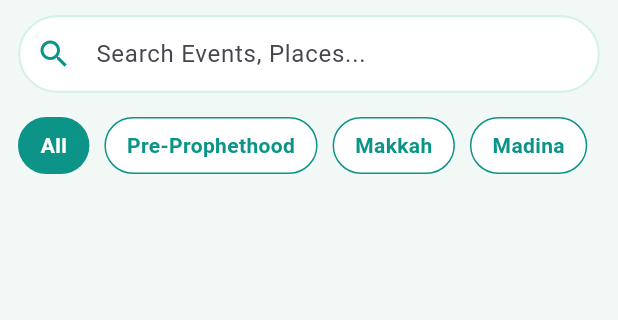
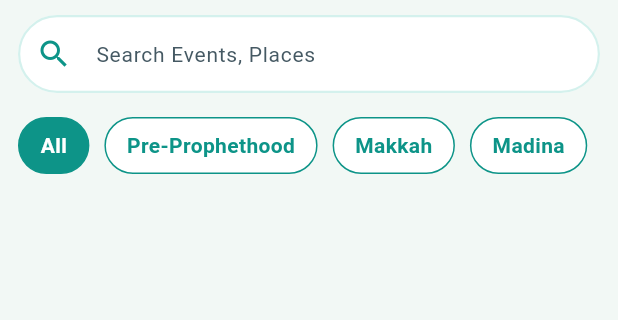
Before and after one commit to hasnainalinew021-tech/Seerah-Timeline, a Flutter app: the screen it shows once a user with an empty profile is signed in, after a tap on "Timeline", on a phone screen of 412 x 824 dp, the part 69-389 px from its top. Run offline on Flutter 3.47's test engine with Material 3 defaults, Android fonts, the phone set to English and light mode, and no system bars; our stand-ins replace app_links, iconsax, image_picker, shared_preferences, supabase_flutter, youtube_player_flutter; accounts and stored records are empty; network calls fail.

Commit message:
Till Shumail Search Bar

```diff
--- a/frontend/lib/screen/dashboard_screen.dart
+++ b/frontend/lib/screen/dashboard_screen.dart
@@ -314,7 +314,7 @@ class _DashboardScreenState extends State<DashboardScreen> {
               crossAxisAlignment: CrossAxisAlignment.start,
               children: [
                 const Text(
-                  'Event of the Day',
+                  'Shumail of Rasulullah ﷺ',
                   style: TextStyle(
                     fontSize: 16,
                     fontWeight: FontWeight.w600,
@@ -323,17 +323,20 @@ class _DashboardScreenState extends State<DashboardScreen> {
                 ),
                 const SizedBox(height: 4),
                 const Text(
-                  'The Birth of Prophet Muhammad (ﷺ)',
+                  'How Prophet(PBUH) looked and behaved',
                   style: TextStyle(
-                    fontSize: 14,
+                    fontSize: 13,
                     color: Colors.white,
-                    fontWeight: FontWeight.w400,
+                    fontWeight: FontWeight.w500,
                   ),
                 ),
                 const SizedBox(height: 2),
                 const Text(
-                  '12 Rabi\' al-Awwal',
-                  style: TextStyle(fontSize: 12, color: Colors.white70),
+                  'His(ﷺ) Akhalaq, speaking, style and teachings',
+                  style: TextStyle(fontSize: 12, color: Color.fromARGB(240, 255, 255, 255)),
+                  maxLines: 1,
+                  overflow: TextOverflow.ellipsis,
+                  softWrap: false,
                 ),
               ],
             ),
--- a/frontend/lib/screen/timeline_screen.dart
+++ b/frontend/lib/screen/timeline_screen.dart
@@ -1,4 +1,5 @@
 import 'package:flutter/material.dart';
+import 'package:seerah_timeline/widget/app_search_bar.dart';
 import 'package:seerah_timeline/widget/custom_appbar.dart';
 import 'package:supabase_flutter/supabase_flutter.dart';
 import '../constants/app_colors.dart';
@@ -19,6 +20,13 @@ class _TimelineScreenState extends State<TimelineScreen> {
   String? errorMessage;
   String selectedCategory = 'All'; // Default selected tab
   String _searchQuery = '';
+  final TextEditingController _searchController = TextEditingController();
+
+  @override
+  void dispose() {
+    _searchController.dispose();
+    super.dispose();
+  }
 
   @override
   void initState() {
@@ -128,40 +136,11 @@ class _TimelineScreenState extends State<TimelineScreen> {
         child: Column(
           children: [
             // 🔍 Search Bar
-            TextField(
+            AppSearchBar(
+              hintText: "Search Events, Places",
               onChanged: _onSearchQueryChanged,
-              decoration: InputDecoration(
-                hintText: 'Search Events, Places...',
-                prefixIcon: const Icon(Icons.search, color: AppColors.primary),
-                filled: true,
-                fillColor: Colors.white,
-                contentPadding: const EdgeInsets.symmetric(
-                  vertical: 14,
-                  horizontal: 16,
-                ),
-                border: OutlineInputBorder(
-                  borderRadius: BorderRadius.circular(28),
-                  borderSide: const BorderSide(
-                    color: AppColors.backgroundMint,
-                    width: 1.5,
-                  ),
-                ),
-                enabledBorder: OutlineInputBorder(
-                  borderRadius: BorderRadius.circular(28),
-                  borderSide: const BorderSide(
-                    color: AppColors.backgroundMint,
-                    width: 1.5,
-                  ),
-                ),
-                focusedBorder: OutlineInputBorder(
-                  borderRadius: BorderRadius.circular(28),
-                  borderSide: const BorderSide(
-                    color: AppColors.primary,
-                    width: 2,
-                  ),
-                ),
-              ),
-            ),
+               controller: _searchController
+               ),
             const SizedBox(height: 16),
 
             // 🔹 Filter Buttons Row
--- /dev/null
+++ b/frontend/lib/widget/app_search_bar.dart
@@ -0,0 +1,50 @@
+import 'package:flutter/material.dart';
+import '../constants/app_colors.dart';
+class AppSearchBar extends StatelessWidget{
+  final String hintText;
+  final ValueChanged<String>? onChanged;
+  final TextEditingController? controller;
+
+  const AppSearchBar({
+    super.key,
+    required this.hintText,
+    required this.onChanged,
+    required this.controller
+  });
+
+  @override
+  Widget build(BuildContext context) {
+    return TextField(
+      decoration: InputDecoration(
+        hintText: hintText,
+        hintStyle: TextStyle(color: const Color.fromARGB(255, 69, 89, 99), fontSize: 14),
+        prefixIcon: const Icon(Icons.search, color: AppColors.primary),
+        filled: true,
+        fillColor: Colors.white,
+        contentPadding: const EdgeInsets.symmetric(vertical: 14, horizontal: 16),
+        border: OutlineInputBorder(
+          borderRadius: BorderRadius.circular(28),
+          borderSide: const BorderSide(
+            color: AppColors.backgroundMint,
+            width: 1.5
+          )
+        ),
+        enabledBorder: OutlineInputBorder(
+          borderRadius: BorderRadius.circular(28),
+          borderSide: const BorderSide(
+            color: AppColors.backgroundMint,
+            width: 1.5
+          )
+
+        ),
+        focusedBorder: OutlineInputBorder(
+          borderRadius: BorderRadius.circular(28),
+          borderSide: const BorderSide(
+            width: 2,
+            color: AppColors.primary
+            )
+        )
+      ),
+    );
+  }
+}
```
Also changed, not shown: frontend/lib/screen/shumail_screen.dart (+27 -3 lines).
